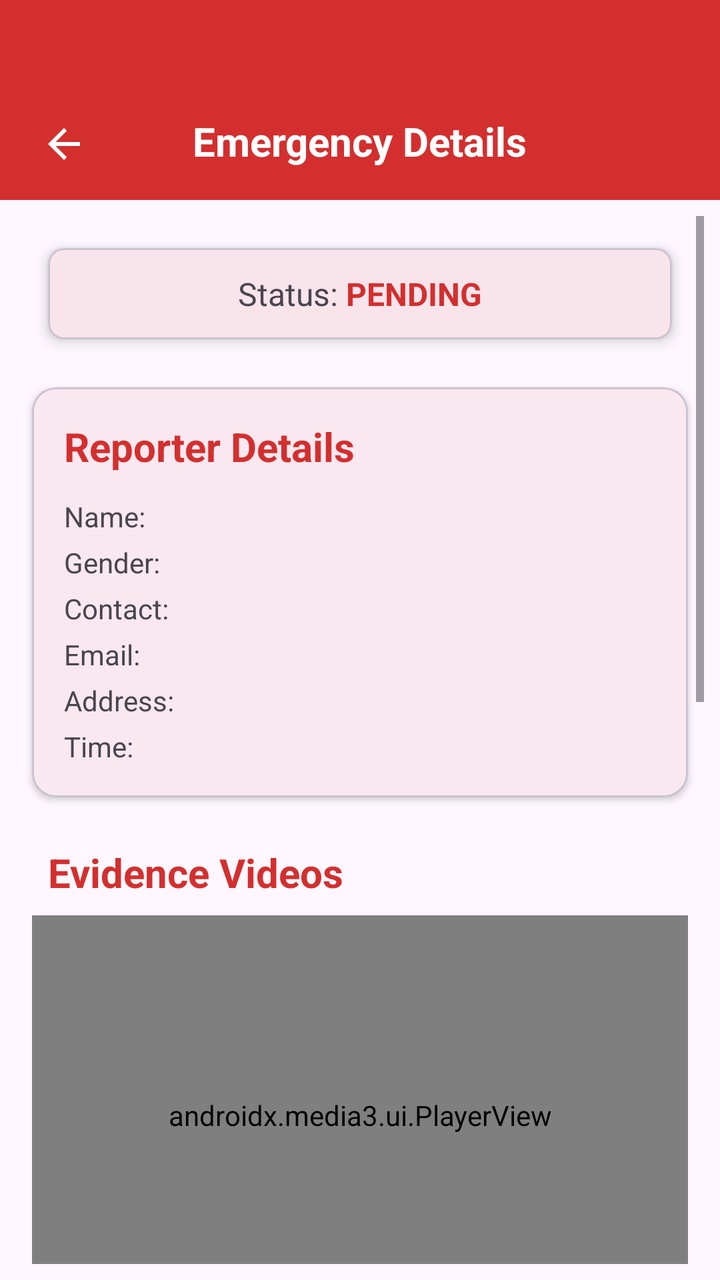
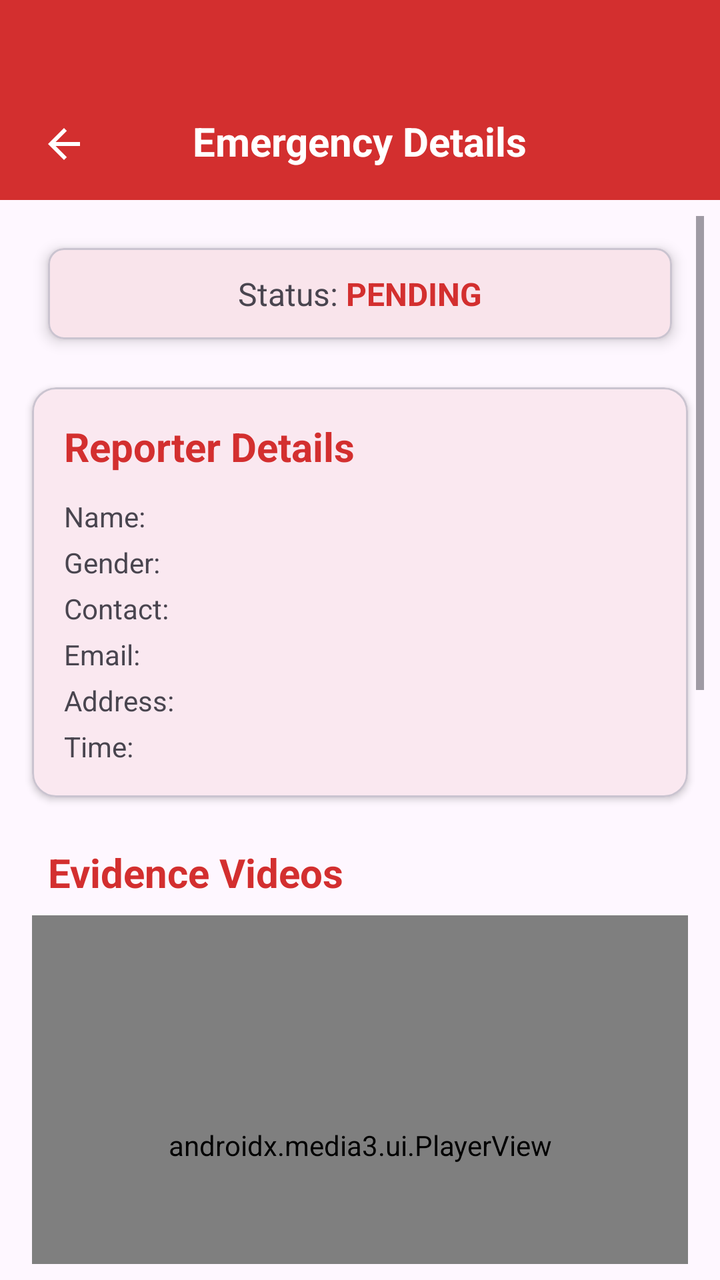

Before-and-after screenshots of an Android layout around one commit, followed by the original layout XML and the change that was made.
<!-- AndroidManifest.xml: application theme Theme.JERAPP -->
<!-- res/layout/activity_history_detail.xml -->
<?xml version="1.0" encoding="utf-8"?>
<LinearLayout xmlns:android="http://schemas.android.com/apk/res/android"
    xmlns:app="http://schemas.android.com/apk/res-auto"
    android:layout_width="match_parent"
    android:layout_height="match_parent"
    android:orientation="vertical">

    <RelativeLayout
        android:layout_width="match_parent"
        android:layout_height="100dp"
        android:background="@color/primary"
        android:fitsSystemWindows="true">

        <ImageButton
            android:id="@+id/btnBack"
            android:layout_width="48dp"
            android:layout_height="48dp"
            android:layout_alignParentBottom="true"
            android:layout_marginBottom="4dp"
            android:layout_marginStart="8dp"
            android:background="?attr/selectableItemBackgroundBorderless"
            android:src="@drawable/ic_back"
            app:tint="@color/white" />

        <TextView
            android:layout_width="wrap_content"
            android:layout_height="wrap_content"
            android:layout_alignParentBottom="true"
            android:layout_centerHorizontal="true"
            android:layout_marginBottom="16dp"
            android:text="Emergency Details"
            android:textColor="@color/white"
            android:textSize="20sp"
            android:textStyle="bold" />
    </RelativeLayout>

    <ScrollView
        android:layout_width="match_parent"
        android:layout_height="match_parent"
        android:padding="8dp">

        <LinearLayout
            android:layout_width="match_parent"
            android:layout_height="wrap_content"
            android:orientation="vertical">

        <com.google.android.material.card.MaterialCardView
            android:id="@+id/cardStatus"
            android:layout_width="match_parent"
            android:layout_height="wrap_content"
            android:layout_margin="16dp"
            app:cardCornerRadius="8dp"
            app:cardElevation="4dp">

            <LinearLayout
                android:layout_width="match_parent"
                android:layout_height="wrap_content"
                android:gravity="center"
                android:padding="12dp">

                <TextView
                    android:layout_width="wrap_content"
                    android:layout_height="wrap_content"
                    android:text="Status: "
                    android:textSize="16sp" />

                <TextView
                    android:id="@+id/tvStatus"
                    android:layout_width="wrap_content"
                    android:layout_height="wrap_content"
                    android:text="PENDING"
                    android:textSize="16sp"
                    android:textStyle="bold"
                    android:textColor="@color/primary" />
            </LinearLayout>
        </com.google.android.material.card.MaterialCardView>


        <LinearLayout
            android:layout_width="match_parent"
            android:layout_height="wrap_content"
            android:orientation="vertical"
            android:paddingBottom="32dp">

            <com.google.android.material.card.MaterialCardView
                android:layout_width="match_parent"
                android:layout_height="wrap_content"
                android:layout_margin="8dp"
                app:cardElevation="2dp">

                <LinearLayout
                    android:layout_width="match_parent"
                    android:layout_height="wrap_content"
                    android:orientation="vertical"
                    android:padding="16dp">

                    <TextView
                        android:layout_width="match_parent"
                        android:layout_height="wrap_content"
                        android:text="Reporter Details"
                        android:textColor="@color/primary"
                        android:textSize="20sp"
                        android:textStyle="bold" />

                    <TextView
                        android:id="@+id/tvUserName"
                        android:layout_width="match_parent"
                        android:layout_height="wrap_content"
                        android:layout_marginTop="8dp"
                        android:text="Name: "
                        android:paddingTop="4dp"/>

                    <TextView
                        android:id="@+id/tvUserGender"
                        android:layout_width="match_parent"
                        android:layout_height="wrap_content"
                        android:text="Gender: "
                        android:paddingTop="4dp"/>

                    <TextView
                        android:id="@+id/tvUserContact"
                        android:layout_width="match_parent"
                        android:layout_height="wrap_content"
                        android:text="Contact: "
                        android:paddingTop="4dp"/>

                    <TextView
                        android:id="@+id/tvUserEmail"
                        android:layout_width="match_parent"
                        android:layout_height="wrap_content"
                        android:text="Email: "
                        android:paddingTop="4dp"/>

                    <TextView
                        android:id="@+id/tvUserAddress"
                        android:layout_width="match_parent"
                        android:layout_height="wrap_content"
                        android:text="Address: "
                        android:paddingTop="4dp"/>

                    <TextView
                        android:id="@+id/tvUserTimestamp"
                        android:layout_width="match_parent"
                        android:layout_height="wrap_content"
                        android:text="Time: "
                        android:paddingTop="4dp"/>

                </LinearLayout>
            </com.google.android.material.card.MaterialCardView>

            <TextView
                android:layout_width="match_parent"
                android:layout_height="wrap_content"
                android:layout_marginStart="16dp"
                android:layout_marginEnd="16dp"
                android:layout_marginTop="16dp"
                android:text="Evidence Videos"
                android:textColor="@color/primary"
                android:textSize="20sp"
                android:textStyle="bold" />

            <androidx.media3.ui.PlayerView
                android:id="@+id/playerView"
                android:layout_width="match_parent"
                android:layout_height="200dp"
                android:layout_margin="8dp"
                android:background="@android:color/black" />

            <com.google.android.material.card.MaterialCardView
                android:layout_width="match_parent"
                android:layout_height="wrap_content"
                android:layout_margin="8dp"
                app:cardElevation="2dp">

                <LinearLayout
                    android:layout_width="match_parent"
                    android:layout_height="wrap_content"
                    android:orientation="vertical"
                    android:padding="16dp">

                    <TextView
                        android:layout_width="match_parent"
                        android:layout_height="wrap_content"
                        android:text="Department Information"
                        android:textStyle="bold"
                        android:textSize="20sp"
                        android:textColor="@color/primary"/>

                    <TextView
                        android:id="@+id/tvDetailType"
                        android:layout_width="match_parent"
                        android:layout_height="wrap_content"
                        android:layout_marginTop="8dp"
                        android:text="Emergency Type: "
                        android:paddingTop="4dp"
                        android:textStyle="bold"/>

                    <TextView
                        android:id="@+id/tvDetailDept"
                        android:layout_width="match_parent"
                        android:layout_height="wrap_content"
                        android:text="Dept: "
                        android:paddingTop="4dp"/>
                    <TextView
                        android:id="@+id/tvDetailAddress"
                        android:layout_width="match_parent"
                        android:layout_height="wrap_content"
                        android:text="Address: "
                        android:paddingTop="4dp"/>
                    <TextView
                        android:id="@+id/tvDetailDate"
                        android:layout_width="match_parent"
                        android:layout_height="wrap_content"
                        android:text="Timestamp: "
                        android:paddingTop="4dp"/>
                </LinearLayout>
            </com.google.android.material.card.MaterialCardView>

            <com.google.android.material.card.MaterialCardView
                android:layout_width="match_parent"
                android:layout_height="200dp"
                android:layout_margin="8dp"
                app:cardElevation="2dp">

                <FrameLayout
                    android:id="@+id/mapContainer"
                    android:layout_width="match_parent"
                    android:layout_height="match_parent" />
            </com.google.android.material.card.MaterialCardView>

            <Button
                android:id="@+id/btnNavigate"
                android:layout_width="match_parent"
                android:layout_height="wrap_content"
                android:layout_marginHorizontal="8dp"
                android:layout_marginTop="16dp"
                android:text="View Location" />

            <Button
                android:id="@+id/btnCall"
                style="@style/Widget.Material3.Button.TonalButton"
                android:layout_width="match_parent"
                android:layout_height="wrap_content"
                android:layout_marginHorizontal="8dp"
                android:layout_marginTop="8dp"
                android:text="Call Department" />

            <Button
                android:id="@+id/btnCallAgain"
                style="@style/Widget.Material3.Button.OutlinedButton"
                android:layout_width="match_parent"
                android:layout_height="wrap_content"
                android:layout_marginHorizontal="8dp"
                android:layout_marginTop="8dp"
                android:text="Call Emergency Again"
                android:textColor="@color/primary"/>

        </LinearLayout>
        </LinearLayout>
    </ScrollView>
</LinearLayout>
<!-- resources referenced by this layout -->
<resources>
  <color name="primary">#D32F2F</color>
  <color name="white">#FFFFFF</color>
  <!-- drawable ic_back (drawable) -->
  <vector
      xmlns:android="http://schemas.android.com/apk/res/android"
      android:autoMirrored="true"
      android:height="24dp"
      android:tint="#FFFFFF"
      android:viewportHeight="24"
      android:viewportWidth="24"
      android:width="24dp">
        
      <path
          android:fillColor="@android:color/white"
          android:pathData="M20,11H7.83l5.59,-5.59L12,4l-8,8 8,8 1.41,-1.41L7.83,13H20v-2z"/>
      
  </vector>
  <style name="Theme.JERAPP" parent="Theme.Material3.DayNight.NoActionBar">
          
          <item name="colorPrimary">@color/primary</item>
          <item name="android:statusBarColor">@color/primary</item>
  
          
          <item name="android:windowLightStatusBar">false</item>
  
          
          <item name="android:navigationBarColor">@color/background</item>
          <item name="android:windowLightNavigationBar">true</item>
      </style>
  <color name="background">#FFFBFF</color>
</resources>

<!-- the commit's change to res/layout/activity_history_detail.xml (unified diff, before → after) -->
@@ -162,9 +162,11 @@
             <androidx.media3.ui.PlayerView
                 android:id="@+id/playerView"
                 android:layout_width="match_parent"
-                android:layout_height="200dp"
-                android:layout_margin="8dp"
-                android:background="@android:color/black" />
+                android:layout_height="230dp"
+                android:layout_margin="8dp"
+                android:background="#000000"
+                app:shutter_background_color="#000000"
+                app:use_controller="true" />
 
             <com.google.android.material.card.MaterialCardView
                 android:layout_width="match_parent"
